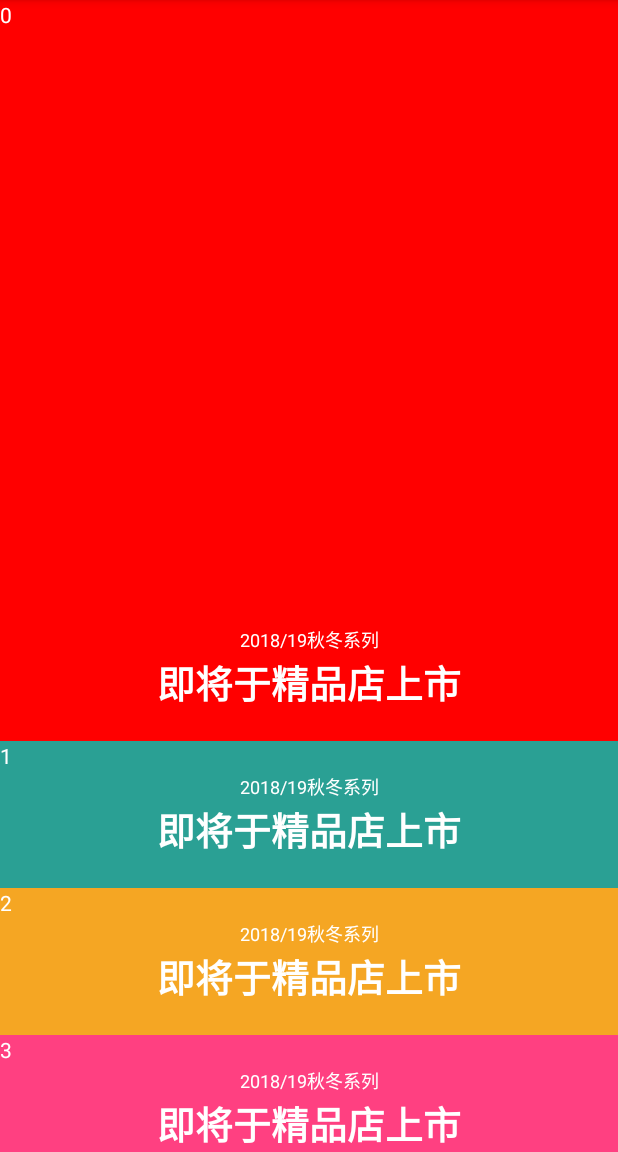
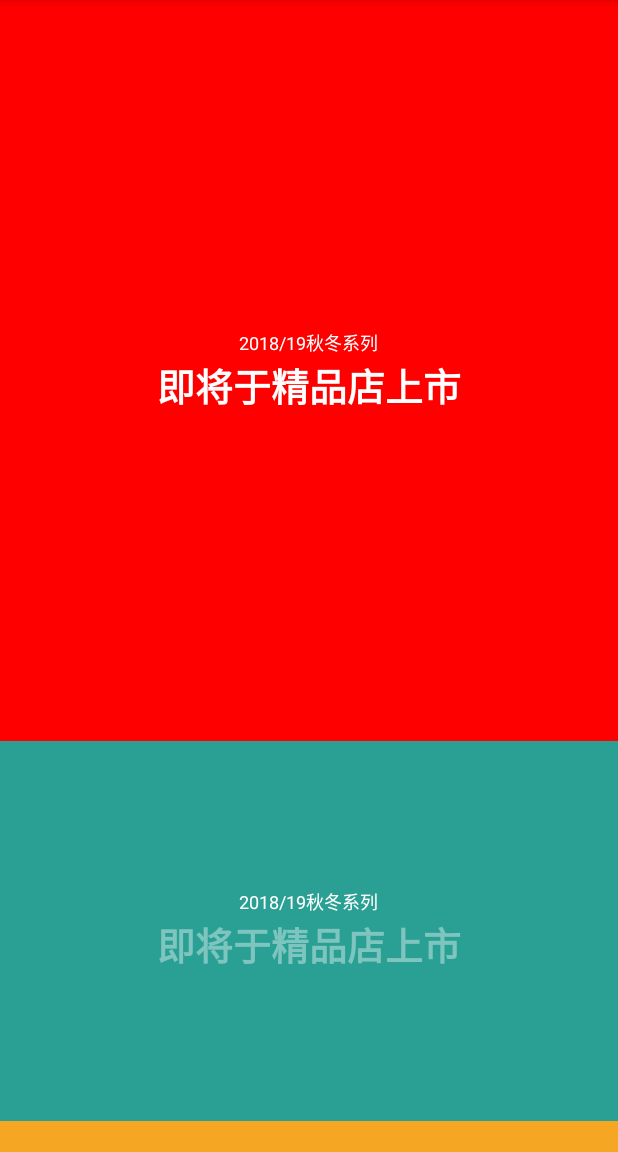
Before and after one commit to 1325679717/RecyclerViewChanel, an Android app: the screen it shows after launch (MainActivity), on a phone screen of 412 x 824 dp, the part 84-1236 px from its top. Run offline under Robolectric (Android 15) with nearby library versions, the phone set to English and light mode, and no system bars.

Commit message:
尝鲜版

```diff
--- a/app/src/main/java/com/chanel/myt/MainActivity.java
+++ b/app/src/main/java/com/chanel/myt/MainActivity.java
@@ -3,9 +3,13 @@ package com.chanel.myt;
 import android.support.v7.app.AppCompatActivity;
 import android.os.Bundle;
 import android.support.v7.widget.LinearLayoutManager;
+import android.support.v7.widget.RecyclerView;
+import android.view.View;
+import android.widget.Toast;
 
 import com.chanel.myt.adapter.MyAdapter;
 import com.chanel.myt.bean.ColorBean;
+import com.chanel.myt.listener.ItemClickListener;
 import com.chanel.myt.utils.LinearLayoutManagerWithSmoothScroller;
 import com.chanel.myt.view.ChanelView;
 
@@ -18,8 +22,9 @@ import java.util.List;
 * 2.拖动停留
 * 3.
 * */
-public class MainActivity extends AppCompatActivity {
+public class MainActivity extends AppCompatActivity implements MyAdapter.OnItemClickListener {
     private ChanelView recyclerView;
+    private MyAdapter myAdapter;
     List<ColorBean> list = new ArrayList<>();
     @Override
     protected void onCreate(Bundle savedInstanceState) {
@@ -30,7 +35,10 @@ public class MainActivity extends AppCompatActivity {
         LinearLayoutManager layout = new LinearLayoutManager(this, LinearLayoutManager.VERTICAL,
                 false);
         recyclerView.setLayoutManager(layout);
-        recyclerView.setAdapter(new MyAdapter(list,this));
+        myAdapter = new MyAdapter(list,this);
+        recyclerView.setAdapter(myAdapter);
+        myAdapter.addOnItemClickListener(this);
+
     }
     private void initData(){
         ColorBean colorBean0 = new ColorBean(R.color.red,1);
@@ -52,4 +60,10 @@ public class MainActivity extends AppCompatActivity {
         list.add(colorBean7);
         list.add(colorBean8);
     }
+
+    @Override
+    public void onItemClick(View view, int position) {
+        if (position < myAdapter.getItemCount() - 2)
+            recyclerView.onlickScrollToPosition(position);
+    }
 }
--- a/app/src/main/java/com/chanel/myt/adapter/MyAdapter.java
+++ b/app/src/main/java/com/chanel/myt/adapter/MyAdapter.java
@@ -12,6 +12,7 @@ import android.widget.TextView;
 import com.chanel.myt.R;
 import com.chanel.myt.bean.ColorBean;
 import com.chanel.myt.utils.DisPlayUtils;
+import com.chanel.myt.view.ChanelItemText;
 
 import java.util.ArrayList;
 import java.util.List;
@@ -22,7 +23,14 @@ public class MyAdapter extends RecyclerView.Adapter {
     int FOOTER = 2;
     int disPlayWidth = 0;
     List<ColorBean> list;
+    private OnItemClickListener onItemClickListener;
+    public interface OnItemClickListener{
+        void onItemClick(View v,int position);
+    }
 
+    public void addOnItemClickListener(OnItemClickListener listener){
+        onItemClickListener = listener;
+    }
     public MyAdapter(List<ColorBean> list, Context context) {
         this.list = list;
         disPlayWidth = DisPlayUtils.getScreenWidth(context);
@@ -37,14 +45,15 @@ public class MyAdapter extends RecyclerView.Adapter {
     }
 
     @Override
-    public void onBindViewHolder(@NonNull RecyclerView.ViewHolder viewHolder, int i) {
+    public void onBindViewHolder(@NonNull final RecyclerView.ViewHolder viewHolder, int i) {
         if (viewHolder instanceof MyViewHolder) {
             MyViewHolder myViewHolder = (MyViewHolder) viewHolder;
             TextView textView = myViewHolder.textView;
             textView.setTag(viewHolder.getLayoutPosition());
             textView.setBackgroundColor(viewHolder.itemView.getContext().getColor(list.get(i).getRes()));
-            textView.setText(viewHolder.getLayoutPosition()+"");
-            myViewHolder.itemView.setTag(viewHolder.getLayoutPosition());
+//            textView.setText(viewHolder.getLayoutPosition()+"");
+            myViewHolder.chanelItemText.setBigText("即将于精品店上市");
+            myViewHolder.chanelItemText.setSmallText("2018/19秋冬系列");
 
         }else {
             FooterViewHolder footerViewHolder = (FooterViewHolder) viewHolder;
@@ -55,6 +64,13 @@ public class MyAdapter extends RecyclerView.Adapter {
             footerViewHolder.textView.setTag(viewHolder.getLayoutPosition());
 //            footerViewHolder.imageView.setBackgroundColor(viewHolder.itemView.getContext().getColor(list.get(i).getRes()));
         }
+        viewHolder.itemView.setOnClickListener(new View.OnClickListener() {
+            @Override
+            public void onClick(View v) {
+
+                onItemClickListener.onItemClick(v,viewHolder.getLayoutPosition());
+            }
+        });
     }
 
     @Override
@@ -71,9 +87,11 @@ public class MyAdapter extends RecyclerView.Adapter {
     }
     class MyViewHolder extends RecyclerView.ViewHolder{
         TextView textView;
+        ChanelItemText chanelItemText;
         public MyViewHolder(@NonNull View itemView) {
             super(itemView);
             textView = itemView.findViewById(R.id.iv);
+            chanelItemText = itemView.findViewById(R.id.chanelItemText);
         }
     }
     class FooterViewHolder extends RecyclerView.ViewHolder{
--- a/app/src/main/java/com/chanel/myt/view/ChanelItemText.java
+++ b/app/src/main/java/com/chanel/myt/view/ChanelItemText.java
@@ -3,6 +3,7 @@ package com.chanel.myt.view;
 import android.content.Context;
 import android.support.annotation.Nullable;
 import android.util.AttributeSet;
+import android.view.View;
 import android.widget.LinearLayout;
 import android.widget.TextView;
 
@@ -10,7 +11,8 @@ import com.chanel.myt.R;
 import com.chanel.myt.utils.DisPlayUtils;
 
 public class ChanelItemText extends LinearLayout {
-
+    private TextView smallTv;
+    private TextView bigTv;
     public ChanelItemText(Context context) {
         super(context);
         init(context);
@@ -31,13 +33,40 @@ public class ChanelItemText extends LinearLayout {
         init(context);
     }
     private void init(Context context){
-
+        View.inflate(context,R.layout.chanel_item_text,this);
+        smallTv = findViewById(R.id.title);
+        bigTv = findViewById(R.id.content);
 
     }
 
-    @Override
-    protected void onFinishInflate() {
-        super.onFinishInflate();
+    public TextView getBigTv() {
+        return bigTv;
+    }
+    public void setItemViewPercent(float percent){
+        setTextAlpha(percent);
+        setTextLocation(percent);
+    }
+    public void setTextLocation(float percent){
+        if (percent > 0 && percent <=1){
+            this.setTranslationY(percent);
+//            smallTv.setTranslationY(1);
+        }
+    }
+    public void setTextAlpha(float percent){
+        if (percent >0 && percent <=1){
+            bigTv.setAlpha(percent);
+        }else if (percent == 0){
+            bigTv.setAlpha(0);
+        }
+    }
+    public TextView getSmallTv() {
+        return smallTv;
+    }
+    public void setSmallText(String text){
+        smallTv.setText(text);
+    }
+    public void setBigText(String text){
+        bigTv.setText(text);
     }
 
 }
--- a/app/src/main/java/com/chanel/myt/view/ChanelItemView.java
+++ b/app/src/main/java/com/chanel/myt/view/ChanelItemView.java
@@ -22,7 +22,7 @@ public class ChanelItemView extends RelativeLayout {
     public static int CLOSE = 2;
 
     private int opendWidth = 0;
-    private int foldedHeight = 0;
+    public static int foldedHeight = 0;
 
     private float parallax = 0;
 
--- a/app/src/main/res/layout/chanel_item.xml
+++ b/app/src/main/res/layout/chanel_item.xml
@@ -7,15 +7,16 @@
         android:textColor="@android:color/white"
         android:scaleType="fitXY"
         android:layout_width="match_parent"
-        android:layout_height="match_parent" />
-    <include layout="@layout/chanel_item_text"
+        android:layout_height="300dp" />
+<!--    <include layout="@layout/chanel_item_text"
         android:layout_width="wrap_content"
         android:layout_height="wrap_content"
         android:layout_alignParentBottom="true"
-        android:layout_centerHorizontal="true"/>
-<!--    <com.chanel.myt.view.ChanelItemText
+        android:layout_centerHorizontal="true"/>-->
+    <com.chanel.myt.view.ChanelItemText
+        android:id="@+id/chanelItemText"
         android:layout_width="wrap_content"
         android:layout_height="wrap_content"
-        android:layout_centerHorizontal="true"
-        android:layout_centerVertical="true"/>-->
+        android:layout_centerVertical="true"
+        android:layout_centerHorizontal="true"/>
 </com.chanel.myt.view.ChanelItemView>
--- a/app/src/main/res/layout/chanel_item_text.xml
+++ b/app/src/main/res/layout/chanel_item_text.xml
@@ -8,10 +8,9 @@
     <TextView
         android:id="@+id/title"
         android:textColor="@android:color/white"
-        android:scaleType="fitXY"
         android:gravity="center"
-        android:layout_width="match_parent"
-        android:layout_height="match_parent"
+        android:layout_width="wrap_content"
+        android:layout_height="wrap_content"
         android:textSize="12dp"
         android:text="2018/19秋冬系列"/>
     <TextView
@@ -20,8 +19,8 @@
         android:layout_width="wrap_content"
         android:layout_height="wrap_content"
         android:text="即将于精品店上市"
+        android:alpha="0"
         android:textColor="@android:color/white"
         android:textSize="25dp"
-        android:textStyle="bold"
-        android:layout_marginBottom="20dp"/>
+        android:textStyle="bold"/>
 </LinearLayout>
```
Also changed, not shown: app/src/main/java/com/chanel/myt/view/ChanelView.java (+29 -30 lines), 3 other files.
